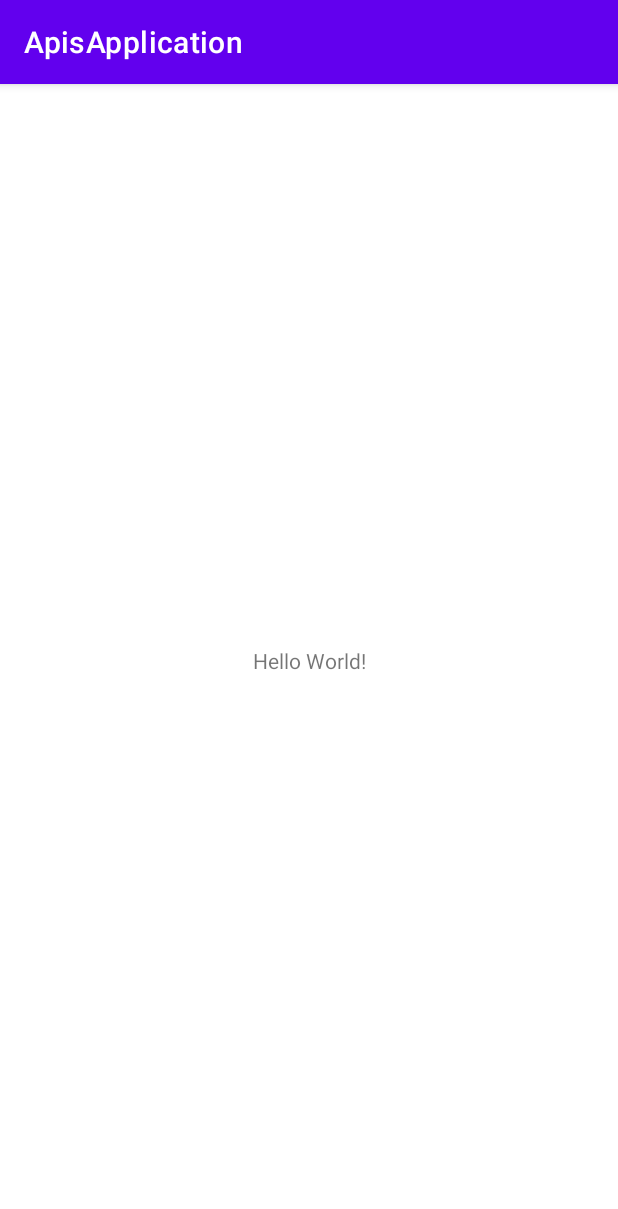
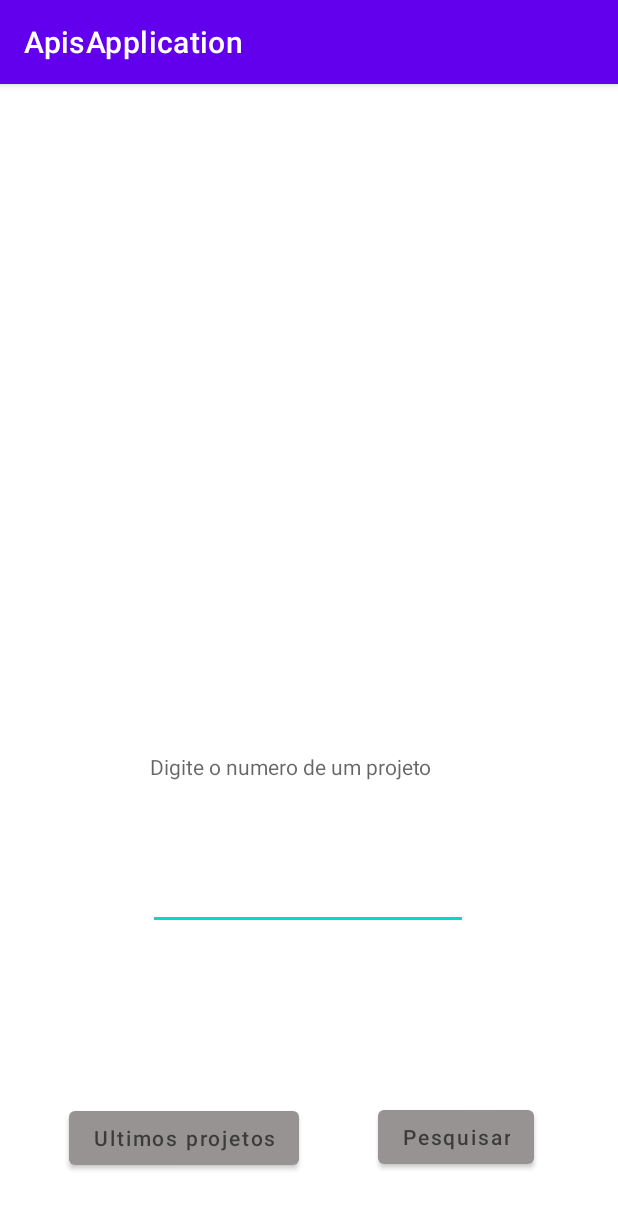
Before and after one commit to joaotdela/Api-s-project, an Android app: the screen it shows after launch (MainActivity), on a phone screen of 412 x 824 dp. Shown: the top 1209 px of the screen. Run offline under Robolectric (Android 15) with nearby library versions, the phone set to English and light mode, and no system bars; our stand-ins replace Volley.

```diff
--- a/app/build.gradle
+++ b/app/build.gradle
@@ -33,6 +33,8 @@ dependencies {
     implementation 'androidx.appcompat:appcompat:1.2.0'
     implementation 'com.google.android.material:material:1.2.1'
     implementation 'androidx.constraintlayout:constraintlayout:2.0.4'
+    implementation 'com.google.code.gson:gson:2.8.6'
+    implementation 'com.android.volley:volley:1.1.1'
     testImplementation 'junit:junit:4.+'
     androidTestImplementation 'androidx.test.ext:junit:1.1.2'
     androidTestImplementation 'androidx.test.espresso:espresso-core:3.3.0'
--- a/app/src/main/AndroidManifest.xml
+++ b/app/src/main/AndroidManifest.xml
@@ -2,6 +2,8 @@
 <manifest xmlns:android="http://schemas.android.com/apk/res/android"
     package="com.example.apisapplication">
 
+    <uses-permission android:name="android.permission.INTERNET" />
+    <uses-permission android:name="android.permission.ACCESS_NETWORK_STATE" />
     <application
         android:allowBackup="true"
         android:icon="@mipmap/ic_launcher"
@@ -9,6 +11,7 @@
         android:roundIcon="@mipmap/ic_launcher_round"
         android:supportsRtl="true"
         android:theme="@style/Theme.ApisApplication">
+        <activity android:name=".Idprojects"></activity>
         <activity android:name=".MainActivity">
             <intent-filter>
                 <action android:name="android.intent.action.MAIN" />
--- a/app/src/main/java/com/example/apisapplication/MainActivity.java
+++ b/app/src/main/java/com/example/apisapplication/MainActivity.java
@@ -2,13 +2,55 @@ package com.example.apisapplication;
 
 import androidx.appcompat.app.AppCompatActivity;
 
+import android.content.Intent;
 import android.os.Bundle;
+import android.view.View;
+import android.widget.Button;
+import android.widget.EditText;
+import android.widget.TextView;
+
+import com.android.volley.Request;
+import com.android.volley.RequestQueue;
+import com.android.volley.Response;
+import com.android.volley.VolleyError;
+import com.android.volley.toolbox.JsonObjectRequest;
+import com.android.volley.toolbox.Volley;
+
+import org.json.JSONArray;
+import org.json.JSONException;
+import org.json.JSONObject;
+
+import java.io.CharArrayWriter;
+import java.util.concurrent.ExecutionException;
 
 public class MainActivity extends AppCompatActivity {
+    private TextView Viewresult;
+    public EditText editID;
 
     @Override
     protected void onCreate(Bundle savedInstanceState) {
         super.onCreate(savedInstanceState);
         setContentView(R.layout.activity_main);
+        EditText editID = findViewById(R.id.editid);
+        Button buttonSearch = findViewById(R.id.btnsearch);
+        Button btnup = findViewById(R.id.btnlastup);
+        TextView Viewresult = findViewById(R.id.txtteste);
+
+
+        buttonSearch.setOnClickListener(new View.OnClickListener() {
+            @Override
+            public void onClick(View v) {
+                Httpserviceid service = new Httpserviceid(editID.getText().toString());
+                try {
+                    IDprojec retorno = service.execute().get();
+                    //Viewresult.setText(retorno.toString());
+
+                } catch (ExecutionException e) {
+                    e.printStackTrace();
+                } catch (InterruptedException e) {
+                    e.printStackTrace();
+                }
+            }
+        });
     }
 }
--- a/app/src/main/res/layout/activity_main.xml
+++ b/app/src/main/res/layout/activity_main.xml
@@ -6,13 +6,68 @@
     android:layout_height="match_parent"
     tools:context=".MainActivity">
 
-    <TextView
+    <EditText
+        android:id="@+id/editid"
         android:layout_width="wrap_content"
         android:layout_height="wrap_content"
-        android:text="Hello World!"
+        android:ems="10"
+        android:inputType="number"
         app:layout_constraintBottom_toBottomOf="parent"
-        app:layout_constraintLeft_toLeftOf="parent"
-        app:layout_constraintRight_toRightOf="parent"
+        app:layout_constraintEnd_toEndOf="parent"
+        app:layout_constraintHorizontal_bias="0.497"
+        app:layout_constraintStart_toStartOf="parent"
+        app:layout_constraintTop_toTopOf="parent"
+        app:layout_constraintVertical_bias="0.718" />
+
+    <TextView
+        android:id="@+id/textid"
+        android:layout_width="209dp"
+        android:layout_height="0dp"
+        android:layout_marginTop="445dp"
+        android:layout_marginBottom="164dp"
+        android:hint="@string/textid"
+        app:layout_constraintBottom_toTopOf="@+id/btnsearch"
+        app:layout_constraintEnd_toEndOf="parent"
+        app:layout_constraintHorizontal_bias="0.495"
+        app:layout_constraintStart_toStartOf="parent"
+        app:layout_constraintTop_toTopOf="parent" />
+
+    <Button
+        android:id="@+id/btnsearch"
+        android:layout_width="wrap_content"
+        android:layout_height="wrap_content"
+        android:layout_marginBottom="42dp"
+        android:hint="@string/btnsearch"
+        app:backgroundTint="#979393"
+        app:layout_constraintBottom_toBottomOf="parent"
+        app:layout_constraintEnd_toEndOf="parent"
+        app:layout_constraintHorizontal_bias="0.819"
+        app:layout_constraintStart_toStartOf="parent"
+        app:layout_constraintTop_toBottomOf="@+id/textid" />
+
+    <Button
+        android:id="@+id/btnlastup"
+        android:layout_width="wrap_content"
+        android:layout_height="wrap_content"
+        android:layout_marginBottom="41dp"
+        android:hint="@string/last"
+        app:backgroundTint="#979393"
+        app:layout_constraintBottom_toBottomOf="parent"
+        app:layout_constraintEnd_toStartOf="@+id/btnsearch"
+        app:layout_constraintHorizontal_bias="0.469"
+        app:layout_constraintStart_toStartOf="parent"
+        app:layout_constraintTop_toBottomOf="@+id/txtteste"
+        app:layout_constraintVertical_bias="1.0" />
+
+    <TextView
+        android:id="@+id/txtteste"
+        android:layout_width="271dp"
+        android:layout_height="0dp"
+        android:layout_marginTop="83dp"
+        android:layout_marginBottom="260dp"
+        app:layout_constraintBottom_toTopOf="@+id/btnlastup"
+        app:layout_constraintEnd_toEndOf="parent"
+        app:layout_constraintStart_toStartOf="parent"
         app:layout_constraintTop_toTopOf="parent" />
 
 </androidx.constraintlayout.widget.ConstraintLayout>
--- a/app/src/main/res/values/strings.xml
+++ b/app/src/main/res/values/strings.xml
@@ -1,3 +1,8 @@
 <resources>
     <string name="app_name">ApisApplication</string>
+    <string name="textdate">Digite a data da ultima atualização</string>
+    <string name="textid">Digite o numero de um projeto</string>
+    <string name="btnsearch">Pesquisar</string>
+    <string name="last">Ultimos projetos</string>
+    <string name="btnback">Voltar</string>
 </resources>
```
Also changed, not shown: app/src/main/java/com/example/apisapplication/Httpservice.java (added, +36 -0 lines), app/src/main/java/com/example/apisapplication/Httpserviceid.java (added, +39 -0 lines), app/src/main/java/com/example/apisapplication/IDprojec.java (added, +59 -0 lines), app/src/main/java/com/example/apisapplication/Idprojects.java (added, +32 -0 lines), app/src/main/java/com/example/apisapplication/Lastup.java (added, +27 -0 lines), app/src/main/res/layout/activity_idprojects.xml (added, +36 -0 lines), gradle/wrapper/gradle-wrapper.properties.
